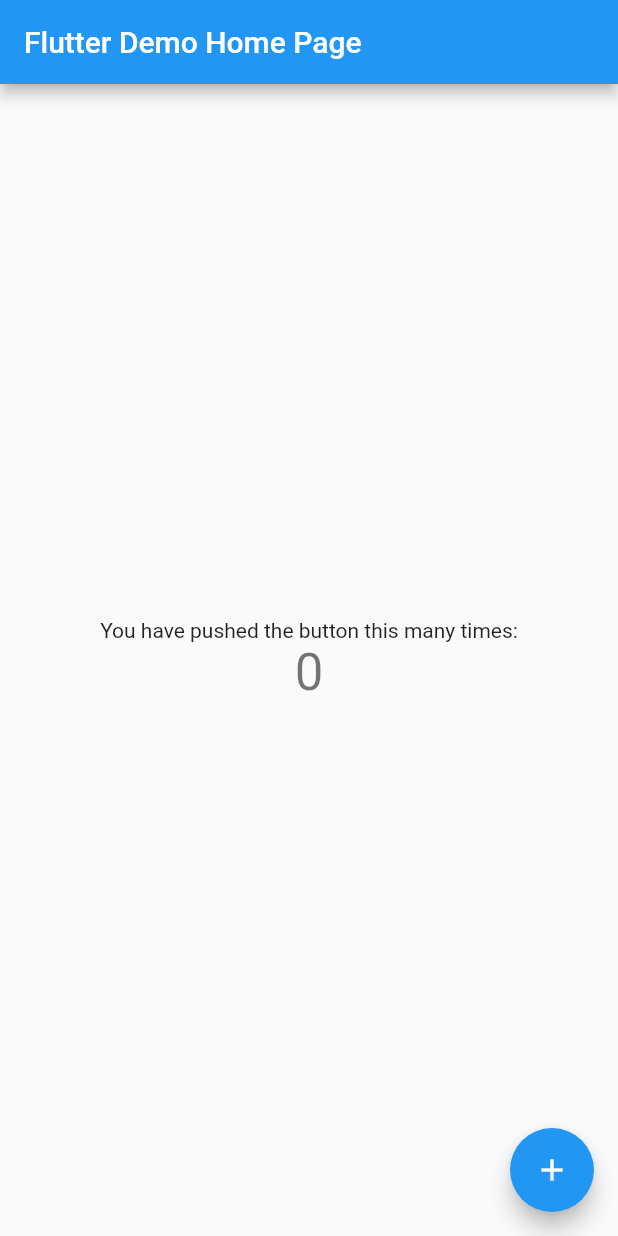
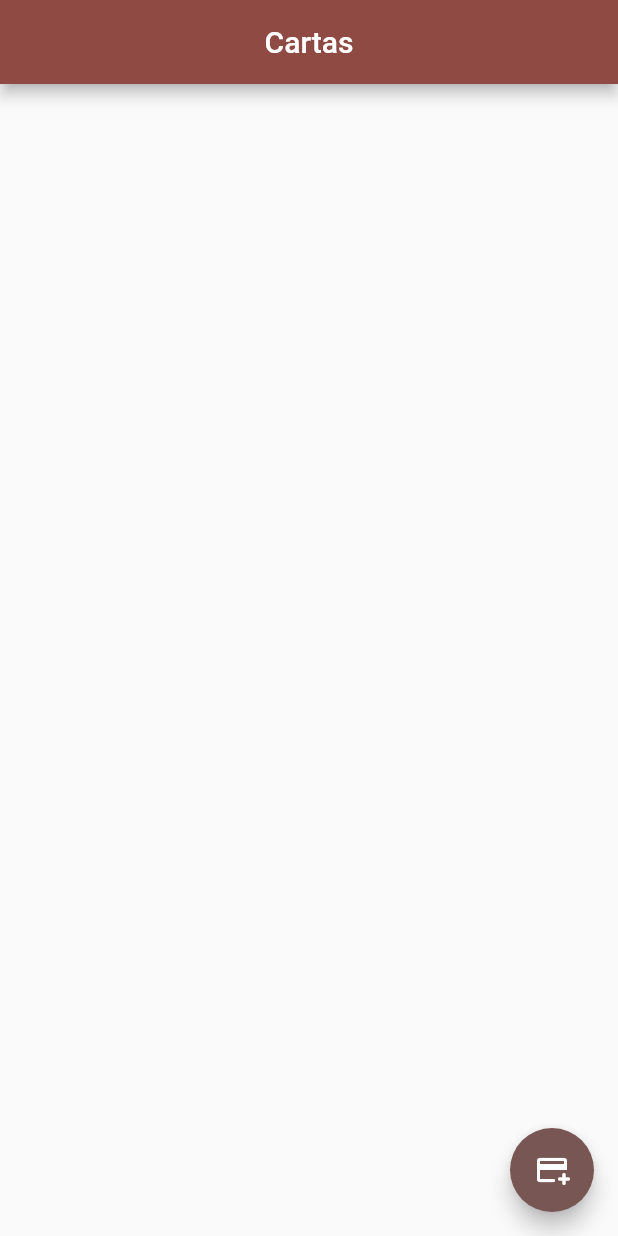
Before and after one commit to fabiorx1/cardnesia, a Flutter app: the screen it shows after launch, on a phone screen of 412 x 824 dp. Run offline on Flutter 3.47's test engine with Material 2 defaults, Android fonts, the phone set to English and light mode, and no system bars; our stand-ins replace cloud_firestore, firebase_core; accounts and stored records are empty.

Commit message:
wip: integrando com firebase

```diff
--- a/lib/main.dart
+++ b/lib/main.dart
@@ -1,115 +1,20 @@
+import 'package:cardnesia/pages/cartas/index.dart';
+import 'package:cardnesia/utils/firebase_wrapper.dart';
 import 'package:flutter/material.dart';
 
-void main() {
-  runApp(const MyApp());
-}
+void main() => runApp(const MyApp());
 
 class MyApp extends StatelessWidget {
   const MyApp({Key? key}) : super(key: key);
 
-  // This widget is the root of your application.
   @override
   Widget build(BuildContext context) {
     return MaterialApp(
-      title: 'Flutter Demo',
+      title: 'Cardnésia',
       theme: ThemeData(
-        // This is the theme of your application.
-        //
-        // Try running your application with "flutter run". You'll see the
-        // application has a blue toolbar. Then, without quitting the app, try
-        // changing the primarySwatch below to Colors.green and then invoke
-        // "hot reload" (press "r" in the console where you ran "flutter run",
-        // or simply save your changes to "hot reload" in a Flutter IDE).
-        // Notice that the counter didn't reset back to zero; the application
-        // is not restarted.
-        primarySwatch: Colors.blue,
+        colorScheme: ColorScheme.fromSeed(seedColor: Colors.red.shade800),
       ),
-      home: const MyHomePage(title: 'Flutter Demo Home Page'),
+      home: const FirebaseConnectionWrapper(page: CartasPage()),
     );
   }
 }
-
-class MyHomePage extends StatefulWidget {
-  const MyHomePage({Key? key, required this.title}) : super(key: key);
-
-  // This widget is the home page of your application. It is stateful, meaning
-  // that it has a State object (defined below) that contains fields that affect
-  // how it looks.
-
-  // This class is the configuration for the state. It holds the values (in this
-  // case the title) provided by the parent (in this case the App widget) and
-  // used by the build method of the State. Fields in a Widget subclass are
-  // always marked "final".
-
-  final String title;
-
-  @override
-  State<MyHomePage> createState() => _MyHomePageState();
-}
-
-class _MyHomePageState extends State<MyHomePage> {
-  int _counter = 0;
-
-  void _incrementCounter() {
-    setState(() {
-      // This call to setState tells the Flutter framework that something has
-      // changed in this State, which causes it to rerun the build method below
-      // so that the display can reflect the updated values. If we changed
-      // _counter without calling setState(), then the build method would not be
-      // called again, and so nothing would appear to happen.
-      _counter++;
-    });
-  }
-
-  @override
-  Widget build(BuildContext context) {
-    // This method is rerun every time setState is called, for instance as done
-    // by the _incrementCounter method above.
-    //
-    // The Flutter framework has been optimized to make rerunning build methods
-    // fast, so that you can just rebuild anything that needs updating rather
-    // than having to individually change instances of widgets.
-    return Scaffold(
-      appBar: AppBar(
-        // Here we take the value from the MyHomePage object that was created by
-        // the App.build method, and use it to set our appbar title.
-        title: Text(widget.title),
-      ),
-      body: Center(
-        // Center is a layout widget. It takes a single child and positions it
-        // in the middle of the parent.
-        child: Column(
-          // Column is also a layout widget. It takes a list of children and
-          // arranges them vertically. By default, it sizes itself to fit its
-          // children horizontally, and tries to be as tall as its parent.
-          //
-          // Invoke "debug painting" (press "p" in the console, choose the
-          // "Toggle Debug Paint" action from the Flutter Inspector in Android
-          // Studio, or the "Toggle Debug Paint" command in Visual Studio Code)
-          // to see the wireframe for each widget.
-          //
-          // Column has various properties to control how it sizes itself and
-          // how it positions its children. Here we use mainAxisAlignment to
-          // center the children vertically; the main axis here is the vertical
-          // axis because Columns are vertical (the cross axis would be
-          // horizontal).
-          mainAxisAlignment: MainAxisAlignment.center,
-          children: <Widget>[
-            const Text(
-              'You have pushed the button this many times:',
-            ),
-            Text(
-              '$_counter',
-              style: Theme.of(context).textTheme.headline4,
-            ),
-          ],
-        ),
-      ),
-      floatingActionButton: FloatingActionButton(
-        onPressed: _incrementCounter,
-        tooltip: 'Increment',
-        child: const Icon(Icons.add),
-      ), // This trailing comma makes auto-formatting nicer for build methods.
-    );
-  }
-}
--- /dev/null
+++ b/lib/models/carta.dart
@@ -0,0 +1,9 @@
+class Carta {
+  final String titulo;
+
+  Carta({required this.titulo});
+
+  factory Carta.fromMap(Map<String, dynamic> map) {
+    return Carta(titulo: map['titulo']);
+  }
+}
--- /dev/null
+++ b/lib/pages/cartas/grid.dart
@@ -0,0 +1,31 @@
+import 'package:cardnesia/models/carta.dart';
+import 'package:flutter/material.dart';
+
+class GradeDeCartas extends StatelessWidget {
+  final List<Carta> cartas;
+  const GradeDeCartas({Key? key, required this.cartas}) : super(key: key);
+
+  @override
+  Widget build(BuildContext context) {
+    return GridView.builder(
+      gridDelegate: const SliverGridDelegateWithMaxCrossAxisExtent(
+        maxCrossAxisExtent: 639.0,
+        mainAxisExtent: 128,
+      ),
+      itemCount: cartas.length,
+      itemBuilder: (context, index) {
+        return Padding(
+          padding: const EdgeInsets.all(8.0),
+          child: GridTile(
+            header: const GridTileBar(
+              title: Text('header'),
+              backgroundColor: Colors.black,
+            ),
+            footer: const GridTileBar(title: Text('footer')),
+            child: Center(child: Text(cartas[index].titulo)),
+          ),
+        );
+      },
+    );
+  }
+}
--- /dev/null
+++ b/lib/pages/cartas/index.dart
@@ -0,0 +1,61 @@
+import 'package:cardnesia/models/carta.dart';
+import 'package:cardnesia/pages/cartas/grid.dart';
+import 'package:cardnesia/utils/loading.dart';
+import 'package:cloud_firestore/cloud_firestore.dart';
+import 'package:flutter/material.dart';
+
+class CartasPage extends StatefulWidget {
+  const CartasPage({Key? key}) : super(key: key);
+
+  @override
+  State<CartasPage> createState() => _CartasPageState();
+}
+
+class _CartasPageState extends State<CartasPage> {
+  late final FirebaseFirestore db;
+  @override
+  void initState() {
+    db = FirebaseFirestore.instance;
+    super.initState();
+  }
+
+  @override
+  Widget build(BuildContext context) {
+    return Scaffold(
+      appBar: AppBar(
+        title: const Text('Cartas'),
+        centerTitle: true,
+      ),
+      body: FutureBuilder(
+        future: db.collection('cartas').get(),
+        builder: (context, snapshot) {
+          switch (snapshot.connectionState) {
+            case ConnectionState.none:
+              return const Center(
+                child: Text(
+                  'Something went with reading bro..',
+                  textAlign: TextAlign.center,
+                ),
+              );
+            case ConnectionState.waiting:
+              return const Loading(message: 'Carregando Cartas...');
+            case ConnectionState.active:
+            case ConnectionState.done:
+              final event =
+                  snapshot.data as QuerySnapshot<Map<String, dynamic>>;
+              return GradeDeCartas(
+                cartas: [
+                  for (final doc in event.docs) Carta.fromMap(doc.data())
+                ],
+              );
+          }
+        },
+      ),
+      floatingActionButton: FloatingActionButton(
+        onPressed: () {},
+        tooltip: 'Nova Carta',
+        child: const Icon(Icons.add_card_rounded),
+      ),
+    );
+  }
+}
--- /dev/null
+++ b/lib/utils/firebase_wrapper.dart
@@ -0,0 +1,39 @@
+import 'package:cardnesia/firebase_options.dart';
+import 'package:cardnesia/utils/loading.dart';
+import 'package:firebase_core/firebase_core.dart';
+import 'package:flutter/material.dart';
+
+class FirebaseConnectionWrapper extends StatelessWidget {
+  final Widget page;
+  const FirebaseConnectionWrapper({Key? key, required this.page})
+      : super(key: key);
+
+  @override
+  Widget build(BuildContext context) {
+    return FutureBuilder(
+      future: Firebase.initializeApp(
+          options: DefaultFirebaseOptions.currentPlatform),
+      builder: (context, snapshot) {
+        switch (snapshot.connectionState) {
+          case ConnectionState.none:
+            return const Scaffold(
+              body: Center(
+                child: Text(
+                  'Something went wrong with firebase bro..',
+                  textAlign: TextAlign.center,
+                ),
+              ),
+            );
+          case ConnectionState.waiting:
+            return const Scaffold(
+              body: Loading(
+                  message: 'Inicializando configurações de servidor...'),
+            );
+          case ConnectionState.active:
+          case ConnectionState.done:
+            return page;
+        }
+      },
+    );
+  }
+}
```
Also changed, not shown: lib/utils/loading.dart (added, +28 -0 lines), pubspec.yaml (+6 -4 lines), lib/firebase_options.dart (added), pubspec.lock, 11 other files.
